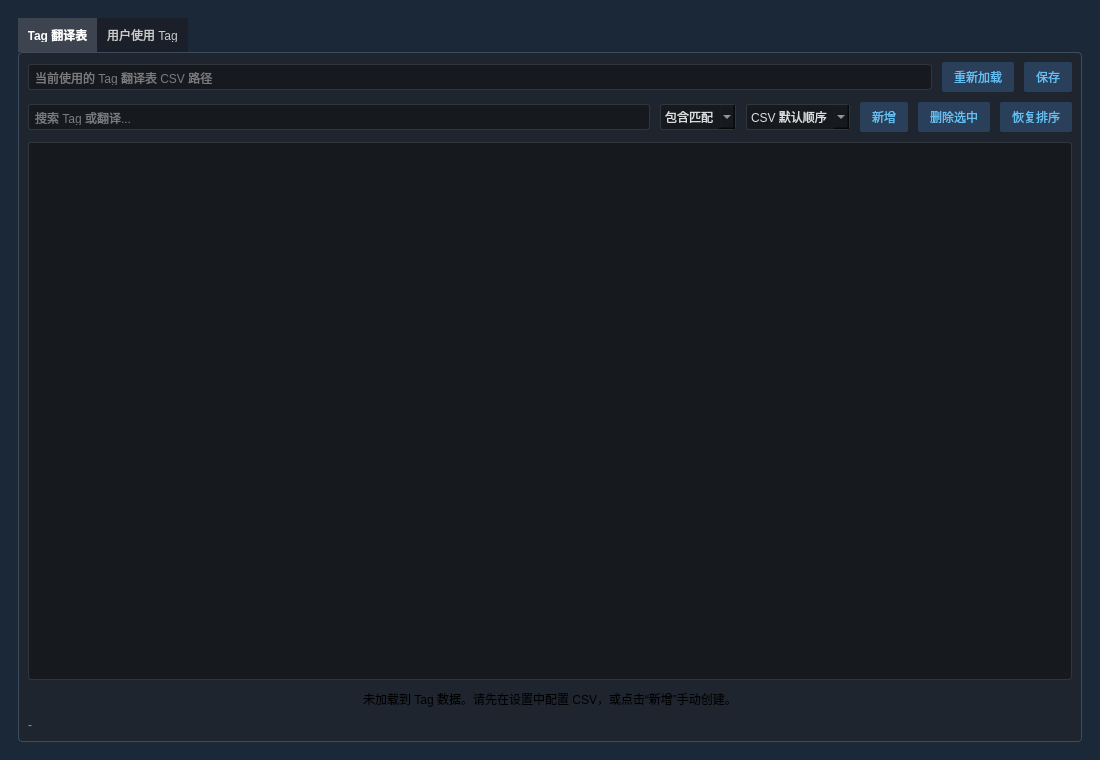
Old version of the form tagbrowserwidget.ui in the repository hanbinhsh/SD-LoRA-Manager.
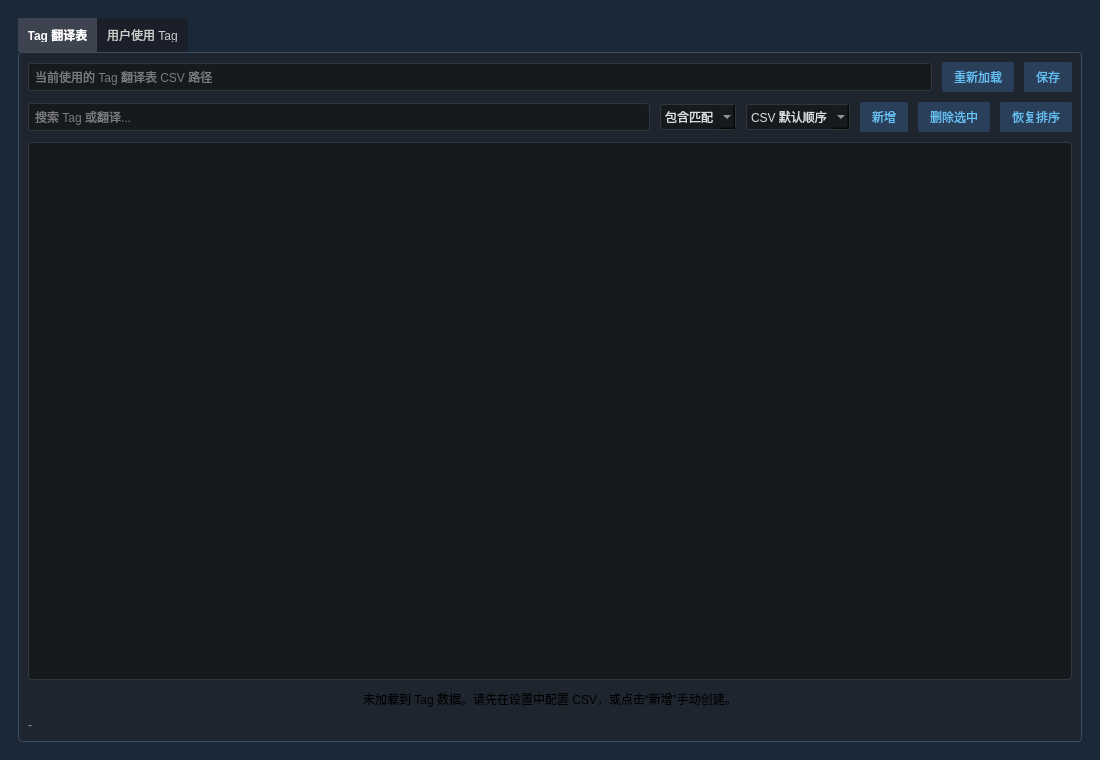
New version of the form.

```diff
--- a/tagbrowserwidget.ui
+++ b/tagbrowserwidget.ui
@@ -92,6 +92,12 @@
         <layout class="QHBoxLayout" name="horizontalLayoutTop">
          <item>
           <widget class="QLineEdit" name="editCsvPath">
+           <property name="minimumSize">
+            <size>
+             <width>0</width>
+             <height>28</height>
+            </size>
+           </property>
            <property name="readOnly">
             <bool>true</bool>
            </property>
@@ -119,7 +125,13 @@
        <item>
         <layout class="QHBoxLayout" name="horizontalLayoutFilter">
          <item>
-         <widget class="QLineEdit" name="editSearch">
+          <widget class="QLineEdit" name="editSearch">
+           <property name="minimumSize">
+            <size>
+             <width>0</width>
+             <height>28</height>
+            </size>
+           </property>
            <property name="toolTip">
             <string>选择匹配方式后搜索 Tag 或翻译</string>
            </property>
```
Left out of the diff: 12 changed lines with no effect on the pictures.
